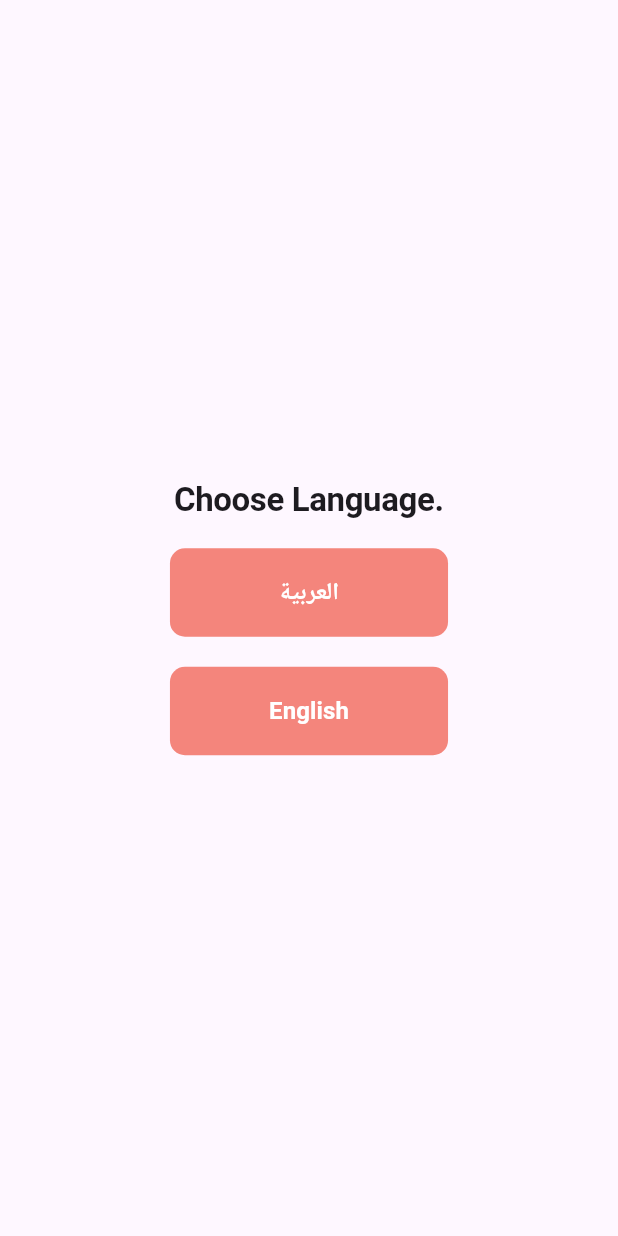
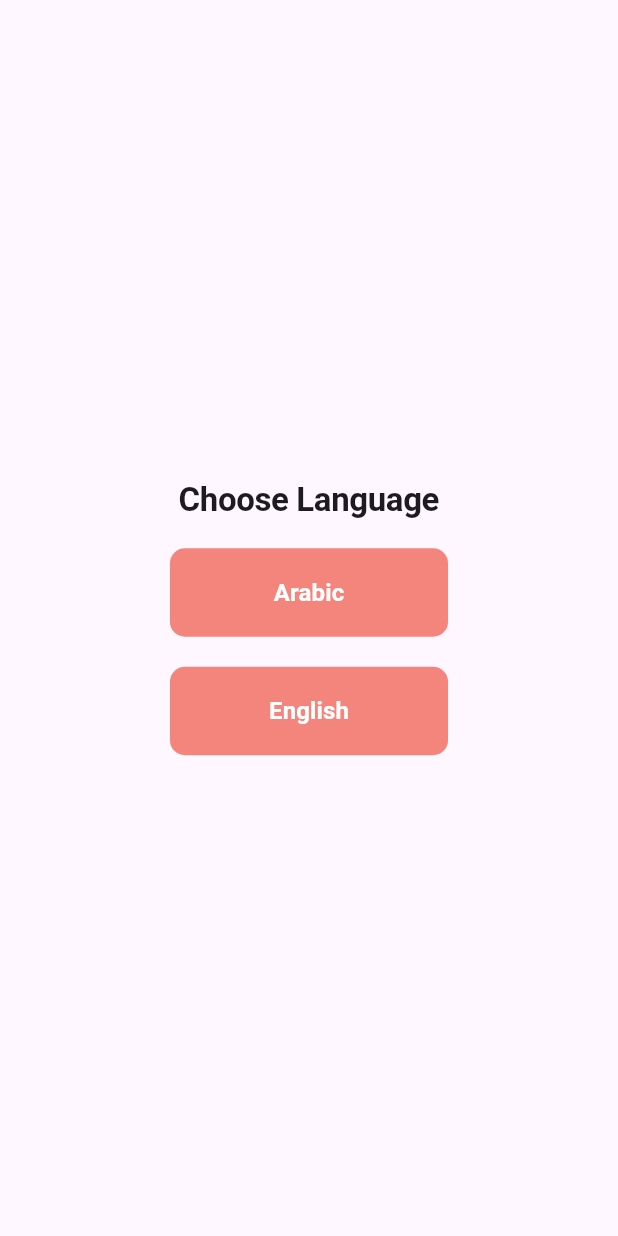
Before and after one commit to AbdelrhmanAmer/Complete-Commerce-App, a Flutter app: the screen it shows after launch, on a phone screen of 412 x 824 dp. Run offline on Flutter 3.47's test engine with Material 3 defaults, Android fonts, the phone set to English and light mode, and no system bars; our stand-ins replace get, google_fonts, shared_preferences; project files that could hold a hidden picture were left out.

Commit message:
localization part 2

```diff
--- a/commplete_commerce_app/lib/core/constant/app_routes.dart
+++ b/commplete_commerce_app/lib/core/constant/app_routes.dart
@@ -1,3 +1,4 @@
 class Routes{
   static const String login = "/login";
+  static const String onBoarding = "/onBoarding";
 }
--- a/commplete_commerce_app/lib/core/localization/translation.dart
+++ b/commplete_commerce_app/lib/core/localization/translation.dart
@@ -3,7 +3,15 @@ import 'package:get/get.dart';
 class MyTranslation extends Translations {
   @override
   Map<String, Map<String, String>> get keys => {
-        "ar": {"1": ".إختر اللفة"},
-        "en": {"2": "Choose Language"},
+        "ar": {
+          "chooseLang": "اختر اللفة",
+          "arabic": "العربية",
+          "english": "الانجليزية"
+        },
+        "en": {
+          "chooseLang": "Choose Language",
+          "arabic": "Arabic",
+          "english": "English",
+        },
       };
 }
--- a/commplete_commerce_app/lib/main.dart
+++ b/commplete_commerce_app/lib/main.dart
@@ -3,6 +3,7 @@ import 'package:get/get.dart';
 import 'package:google_fonts/google_fonts.dart';
 
 import 'view/screens/language.dart';
+import 'core/localization/change_local.dart';
 import 'core/localization/translation.dart';
 import 'core/services/services.dart';
 import 'core/constant/color.dart';
@@ -19,8 +20,11 @@ class MyApp extends StatelessWidget {
 
   @override
   Widget build(BuildContext context) {
+    LocaleController controller = Get.put(LocaleController());
+
     return GetMaterialApp(
       translations: MyTranslation(),
+      locale: controller.intialLanguage,
 
       debugShowCheckedModeBanner: false,
       title: 'Flutter Demo',
--- a/commplete_commerce_app/lib/routes.dart
+++ b/commplete_commerce_app/lib/routes.dart
@@ -1,3 +1,4 @@
+import 'package:commplete_commerce_app/view/screens/onboarding.dart';
 import 'package:flutter/material.dart';
 
 import 'core/constant/app_routes.dart';
@@ -5,4 +6,5 @@ import 'view/screens/authentication/login.dart';
 
 Map<String, Widget Function(BuildContext)> routes = {
   Routes.login: (context) => const LogIn(),
+  Routes.onBoarding: (context) => const OnBoarding(),
 };
--- a/commplete_commerce_app/lib/view/screens/language.dart
+++ b/commplete_commerce_app/lib/view/screens/language.dart
@@ -1,9 +1,12 @@
 import 'package:flutter/material.dart';
+import 'package:get/get.dart';
 
+import '../../core/constant/app_routes.dart';
+import '../../core/localization/change_local.dart';
 import '../../core/constant/color.dart';
 import '../widgets/custom_button.dart';
 
-class Language extends StatelessWidget {
+class Language extends GetView<LocaleController> {
   const Language({super.key});
 
   @override
@@ -13,21 +16,28 @@ class Language extends StatelessWidget {
         child: Column(
           mainAxisAlignment: MainAxisAlignment.center,
           children: [
-            Text('Choose Language.', style: Theme.of(context).textTheme.displayLarge),
+            Text('chooseLang'.tr,
+                style: Theme.of(context).textTheme.displayLarge),
             const SizedBox(height: 20),
             CustomButton(
               backgroundColor: AppColor.primaryColor,
               foregroundColor: Colors.white,
-              text: "العربية",
-              press: () {},
+              text: "arabic".tr,
+              press: () {
+                controller.changeLang("ar");
+                Get.toNamed(Routes.onBoarding);
+              },
               widthRatio: .45,
             ),
             const SizedBox(height: 20),
             CustomButton(
               backgroundColor: AppColor.primaryColor,
               foregroundColor: Colors.white,
-              text: "English",
-              press: () {},
+              text: "english".tr,
+              press: () {
+                controller.changeLang("en");
+                Get.toNamed(Routes.onBoarding);
+              },
               widthRatio: .45,
             ),
           ],
--- a/commplete_commerce_app/lib/view/screens/onboarding.dart
+++ b/commplete_commerce_app/lib/view/screens/onboarding.dart
@@ -7,12 +7,12 @@ import '../widgets/custom_button.dart';
 import '../widgets/custom_page_view.dart';
 import '../widgets/dot_controller.dart';
 
-class OnBoardingScreen extends GetView<OnBoardingControllerImp> {
-  const OnBoardingScreen({super.key});
+class OnBoarding extends GetView<OnBoardingControllerImp> {
+  const OnBoarding({super.key});
 
   @override
   Widget build(BuildContext context) {
-    Get.put(OnBoardingControllerImp());
+    Get.lazyPut(()=>OnBoardingControllerImp(), fenix: true);
     return Scaffold(
         body: SafeArea(
       child: Column(
```
Also changed, not shown: commplete_commerce_app/lib/core/localization/change_local.dart (added, +31 -0 lines).
